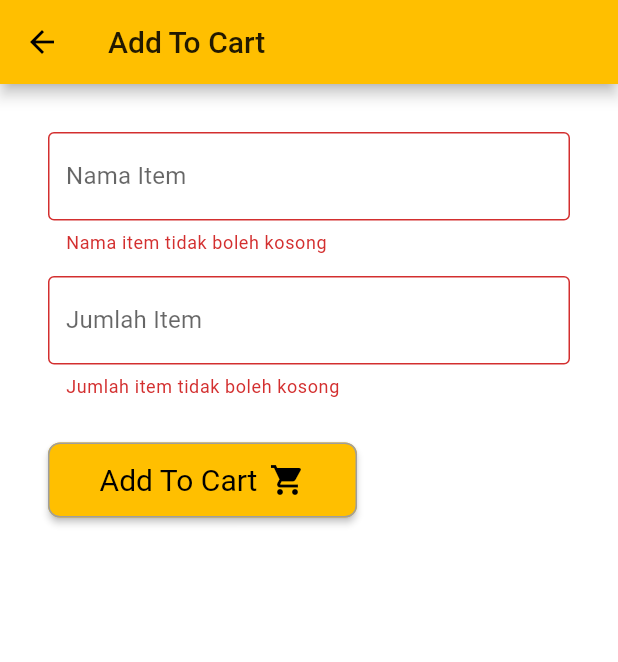
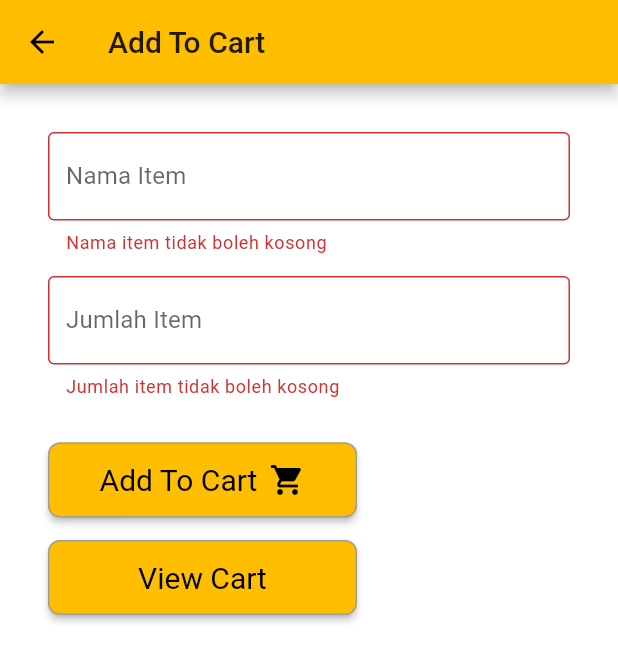
Before and after one commit to hafizhfr/stock_management_flutter, a Flutter app: the AddToCartScreen screen opened directly, after a tap on "Add To Cart", on a phone screen of 412 x 824 dp. Shown: the top 662 px of the screen. Run offline on Flutter 3.47's test engine with Material 2 defaults, Android fonts, the phone set to English and light mode, and no system bars; our stand-ins replace basic_utils, cloud_firestore, firebase_auth, firebase_core, flutter_typeahead, fluttertoast and 2 more; missing offline and left inert: cloud_firestore_web, firebase_auth_web, firebase_core_web, flutter_keyboard_visibility_web, image_picker_for_web; accounts and stored records are empty; network calls fail.

Commit message:
add to cart + cart

```diff
--- /dev/null
+++ b/lib/firebase_config/cart_db.dart
@@ -0,0 +1,19 @@
+import 'package:cloud_firestore/cloud_firestore.dart';
+
+class Cart {
+  static FirebaseFirestore firestore = FirebaseFirestore.instance;
+  static CollectionReference itemCollection = firestore.collection('items');
+  static CollectionReference cartCollection = firestore.collection('cart');
+
+  static void addToDB(String itemName, int itemCount, int itemPrice) {
+    cartCollection.add(
+      {
+        'itemName': itemName,
+        'itemCount': itemCount,
+        'itemPrice': itemPrice * itemCount
+      },
+    );
+  }
+
+  // CollectionReference get collection => cartCollection;
+}
--- a/lib/page/add_cart_screen.dart
+++ b/lib/page/add_cart_screen.dart
@@ -2,6 +2,7 @@ import 'package:fluttertoast/fluttertoast.dart';
 import 'package:cloud_firestore/cloud_firestore.dart';
 import 'package:flutter/cupertino.dart';
 import 'package:flutter/material.dart';
+import 'package:stock_management_flutter/firebase_config/cart_db.dart';
 import 'package:stock_management_flutter/item.dart';
 import 'package:stock_management_flutter/items_list.dart';
 import 'package:stock_management_flutter/page/cart_screen.dart';
@@ -20,23 +21,27 @@ class _AddToCartScreen extends State<AddToCartScreen> {
   ItemProductController itemProductController =
       ItemProductController(itemProduct: 'Makanan');
 
-  bool _validate = false;
-  List a = [];
+  bool _itemNameValidate = false;
+  bool _itemCountValidate = false;
+
+  List tempItemList = [];
   List<String> itemNameList = [];
-  String selectedProductName;
-  String selectedProductCount;
+  List<int> itemPriceList = [];
+
+  int selectedProductPrice;
 
   @override
   void initState() {
-    ItemList.getItemListOnce().then((value) => a = value);
+    ItemList.getItemListOnce().then((value) => tempItemList = value);
 
     super.initState();
   }
 
   void addToList() {
-    a.forEach((element) {
+    tempItemList.forEach((element) {
       itemNameList.add(element.namaBarang);
-      print(a.length);
+      itemPriceList.add(element.hargaBarang);
+      // print(a.length);
     });
   }
 
@@ -53,6 +58,10 @@ class _AddToCartScreen extends State<AddToCartScreen> {
         ),
         backgroundColor: Colors.white,
         body: SafeArea(
+          child: SingleChildScrollView(
+            physics: ClampingScrollPhysics(
+              parent: NeverScrollableScrollPhysics(),
+            ),
             child: Padding(
               padding: const EdgeInsets.all(32),
               child: Form(
@@ -61,13 +70,6 @@ class _AddToCartScreen extends State<AddToCartScreen> {
                   crossAxisAlignment: CrossAxisAlignment.start,
                   mainAxisAlignment: MainAxisAlignment.start,
                   children: <Widget>[
-                  // Text(
-                  //   "Nama Item",
-                  //   style: Theme.of(context).textTheme.subtitle1,
-                  // ),
-                  // SizedBox(
-                  //   height: 8,
-                  // ),
                     Container(
                       child: TypeAheadFormField(
                         textFieldConfiguration: TextFieldConfiguration(
@@ -75,8 +77,9 @@ class _AddToCartScreen extends State<AddToCartScreen> {
                           decoration: InputDecoration(
                             labelText: 'Nama Item',
                             border: OutlineInputBorder(),
-                          errorText:
-                              _validate ? 'Nama item tidak boleh kosong' : null,
+                            errorText: _itemNameValidate
+                                ? 'Nama item tidak boleh kosong'
+                                : null,
                           ),
                         ),
                         noItemsFoundBuilder: (context) => Padding(
@@ -92,10 +95,15 @@ class _AddToCartScreen extends State<AddToCartScreen> {
                           title: Text(productName),
                         ),
                         onSuggestionSelected: (String selectedVal) {
+                          int selectedIndex = itemNameList.indexOf(selectedVal);
+                          if (selectedIndex != -1) {
                             this.productNameController.text = selectedVal;
+                            this.selectedProductPrice =
+                                itemPriceList[selectedIndex];
                             print(selectedVal);
+                          }
                         },
-                      onSaved: (value) => this.selectedProductName = value,
+                        onSaved: (value) {},
                         getImmediateSuggestions: false,
                       ),
                     ),
@@ -108,25 +116,29 @@ class _AddToCartScreen extends State<AddToCartScreen> {
                         controller: productCountController,
                         decoration: InputDecoration(
                           border: OutlineInputBorder(),
-                      errorText:
-                          _validate ? 'Jumlah item tidak boleh kosong' : null,
+                          errorText: _itemCountValidate
+                              ? 'Jumlah item tidak boleh kosong'
+                              : null,
                           labelText: 'Jumlah Item',
                         ),
-                  )),
+                      ),
+                    ),
                     SizedBox(
                       height: 30,
                     ),
-                  Flexible(
-                    child: Container(
+                    Container(
                       height: 50,
                       width: itemWidth / 2,
                       child: ElevatedButton(
                         style: ButtonStyle(
-                            shape: MaterialStateProperty.all<
-                                    RoundedRectangleBorder>(
+                          shape:
+                              MaterialStateProperty.all<RoundedRectangleBorder>(
                             RoundedRectangleBorder(
                               borderRadius: BorderRadius.circular(8.0),
-                                    side: BorderSide(color: Colors.grey)))),
+                              side: BorderSide(color: Colors.grey),
+                            ),
+                          ),
+                        ),
                         child: Row(
                             mainAxisAlignment: MainAxisAlignment.center,
                             children: <Widget>[
@@ -148,12 +160,33 @@ class _AddToCartScreen extends State<AddToCartScreen> {
                         onPressed: () {
                           if (productCountController.text.isEmpty) {
                             setState(() {
-                              _validate = true;
+                              _itemCountValidate = true;
                             });
-                          } else {
+                          }
+                          if (productNameController.text.isEmpty) {
                             setState(() {
-                              _validate = false;
+                              _itemNameValidate = true;
                             });
+                          }
+                          if (productCountController.text.isNotEmpty &&
+                              productNameController.text.isNotEmpty) {
+                            _itemNameValidate = false;
+                            _itemCountValidate = false;
+
+                            Cart.addToDB(
+                              productNameController.text,
+                              int.tryParse(productCountController.text),
+                              selectedProductPrice,
+                            );
+                            Fluttertoast.showToast(
+                              msg: 'Berhasil menambahkan barang ke keranjang',
+                              toastLength: Toast.LENGTH_SHORT,
+                              gravity: ToastGravity.BOTTOM,
+                              fontSize: 16.0,
+                            );
+                            productNameController.text = '';
+                            productCountController.text = '';
+                          }
                           // itemCollection.add({
                           //   'namaBarang': itemNameController.text,
                           //   'jumlahBarang':
@@ -161,25 +194,45 @@ class _AddToCartScreen extends State<AddToCartScreen> {
                           //   'hargaBarang': int.tryParse(itemPriceController.text),
                           //   'kategori': itemProductController.itemProduct,
                           // });
-                            productCountController.text = '';
-                            Fluttertoast.showToast(
-                                msg: 'Berhasil menambahkan barang ke keranjang',
-                                toastLength: Toast.LENGTH_LONG,
-                                gravity: ToastGravity.BOTTOM,
-                                fontSize: 16.0);
-                            Navigator.push(
-                              context,
-                              MaterialPageRoute(builder: (context) {
-                                _validate = false;
-                                return CartScreen();
-                              }),
-                            );
-                          }
                         },
                       ),
                     ),
-                  )
+                    SizedBox(
+                      height: 15,
+                    ),
+                    Container(
+                      height: 50,
+                      width: itemWidth / 2,
+                      child: ElevatedButton(
+                        style: ButtonStyle(
+                          shape:
+                              MaterialStateProperty.all<RoundedRectangleBorder>(
+                            RoundedRectangleBorder(
+                              borderRadius: BorderRadius.circular(8.0),
+                              side: BorderSide(color: Colors.grey),
+                            ),
+                          ),
+                        ),
+                        onPressed: () {
+                          Navigator.push(
+                            context,
+                            MaterialPageRoute(
+                              builder: (context) {
+                                _itemNameValidate = false;
+                                _itemCountValidate = false;
+                                return CartScreen();
+                              },
+                            ),
+                          );
+                        },
+                        child: Text(
+                          'View Cart',
+                          style: TextStyle(color: Colors.black, fontSize: 20),
+                        ),
+                      ),
+                    ),
                   ],
+                ),
               ),
             ),
           ),
--- a/lib/page/add_item_screen.dart
+++ b/lib/page/add_item_screen.dart
@@ -33,7 +33,7 @@ class _AddItemScreen extends State<AddItemScreen> {
   Widget build(BuildContext context) {
     FirebaseFirestore firestore = FirebaseFirestore.instance;
     CollectionReference itemCollection = firestore.collection('items');
-    CollectionReference historyCollection = firestore.collection('history');
+    // CollectionReference historyCollection = firestore.collection('history');
 
     var size = MediaQuery.of(context).size;
     final double itemWidth = size.width;
```
Also changed, not shown: lib/page/cart_screen.dart (+78 -33 lines), lib/page/login_screen.dart (+7 -4 lines), lib/page/profile_screen.dart (+4 -8 lines), lib/widgets/item_list_widget.dart (+9 -5 lines). Lines whose indentation alone changed are shown as unchanged.
